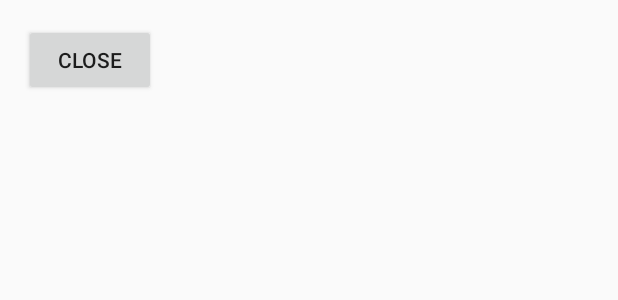
After one commit to usayuki/TransitionSample, an Android app: the layout activity_preview.xml on its own in the app's theme, with its tools: preview values and no code run, on a phone screen of 412 x 824 dp. The commit adds this screen. Shown: the top 300 px of the screen. Run offline under Robolectric (Android 15) with nearby library versions, the phone set to English and light mode, and no system bars.

Commit message:
add layout

```diff
--- /dev/null
+++ b/app/src/main/res/layout/activity_preview.xml
@@ -0,0 +1,28 @@
+<?xml version="1.0" encoding="utf-8"?>
+<androidx.constraintlayout.widget.ConstraintLayout
+    xmlns:android="http://schemas.android.com/apk/res/android"
+    xmlns:tools="http://schemas.android.com/tools"
+    xmlns:app="http://schemas.android.com/apk/res-auto"
+    android:layout_width="match_parent"
+    android:layout_height="match_parent"
+    tools:context=".PreviewActivity">
+
+    <ImageView
+        android:id="@+id/imageView"
+        android:layout_width="0dp"
+        android:layout_height="0dp"
+        app:layout_constraintBottom_toBottomOf="parent"
+        app:layout_constraintEnd_toEndOf="parent"
+        app:layout_constraintStart_toStartOf="parent"
+        app:layout_constraintTop_toTopOf="parent" />
+
+    <Button
+        android:id="@+id/button"
+        android:layout_width="wrap_content"
+        android:layout_height="wrap_content"
+        android:layout_marginStart="16dp"
+        android:layout_marginTop="16dp"
+        android:text="Close"
+        app:layout_constraintStart_toStartOf="@+id/imageView"
+        app:layout_constraintTop_toTopOf="@+id/imageView" />
+</androidx.constraintlayout.widget.ConstraintLayout>
```
Also changed, not shown: app/src/main/java/org/usayuki/transitionsample/PreviewActivity.kt (added, +12 -0 lines), app/src/main/res/layout/activity_main.xml (+18 -8 lines), app/src/main/res/drawable/cat.jpg (added), app/src/main/res/drawable/tarot.png (added), 2 other files.
